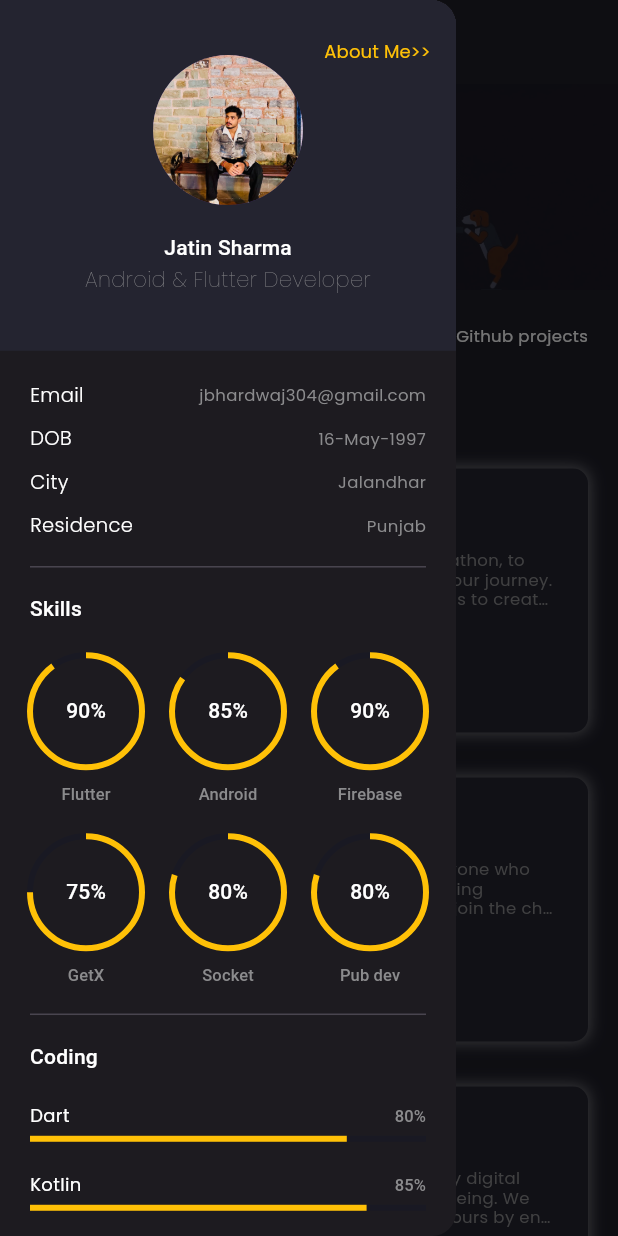
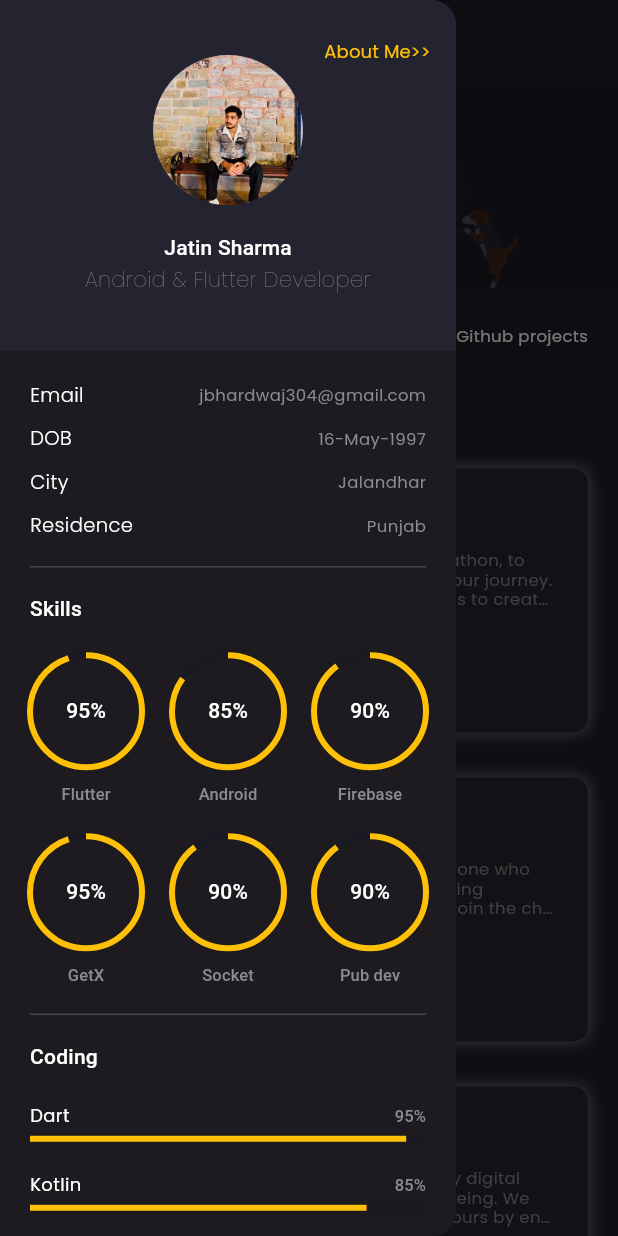
Before and after one commit to sharmajatin1997/portfolio, a Flutter app: the screen it shows after launch, after a tap on the "menu" icon, on a phone screen of 412 x 824 dp. Run offline on Flutter 3.47's test engine with Material 3 defaults, Android fonts, the phone set to English and light mode, and no system bars; drawn by our look-alikes of animated_text_kit; our stand-ins replace flutter_svg, google_fonts.

Commit message:
Image Changes

```diff
--- a/lib/components/home/highlight_info_projects.dart
+++ b/lib/components/home/highlight_info_projects.dart
@@ -9,17 +9,16 @@ class HighLightedInfoProjects extends StatelessWidget {
 
   @override
   Widget build(BuildContext context) {
-    return Column(
+    return const Column(
       children: [
-        const SizedBox(height: defaultPadding),
+        SizedBox(height: defaultPadding),
         Padding(
-            padding: const EdgeInsets.symmetric(horizontal: defaultPadding),
+            padding: EdgeInsets.symmetric(horizontal: defaultPadding),
             child:Row(
               crossAxisAlignment: CrossAxisAlignment.center,
               mainAxisAlignment: MainAxisAlignment.spaceBetween,
-              children: const [
-                HighLightedTextWithCounter(counter:AnimatedCounterText(counter: 10,text: "+"),title: "App live on play store",),
-                // HighLightedTextWithCounter(counter:AnimatedCounterText(counter: 2,text: ""),title: "App live on app store",),
+              children: [
+                HighLightedTextWithCounter(counter:AnimatedCounterText(counter: 10,text: "+"),title: "App live on play store & app store",),
                 HighLightedTextWithCounter(counter:AnimatedCounterText(counter: 50,text: "+"),title: "Github projects",),
               ],
             )
--- a/lib/components/sidemenu.dart
+++ b/lib/components/sidemenu.dart
@@ -40,7 +40,7 @@ class SideMenu extends StatelessWidget {
                 ),
                 const Row(
                   children: [
-                    Expanded(child: AnimatedProgressIndicator(percentage: 0.9,text: "Flutter",)),
+                    Expanded(child: AnimatedProgressIndicator(percentage: 0.95,text: "Flutter",)),
                     SizedBox(width: defaultPadding),
                     Expanded(child: AnimatedProgressIndicator(percentage: 0.85,text: "Android",)),
                     SizedBox(width: defaultPadding),
@@ -50,11 +50,11 @@ class SideMenu extends StatelessWidget {
                 const SizedBox(height: defaultPadding),
                 const Row(
                   children: [
-                    Expanded(child: AnimatedProgressIndicator(percentage: 0.75,text: "GetX",)),
+                    Expanded(child: AnimatedProgressIndicator(percentage: 0.95,text: "GetX",)),
                     SizedBox(width: defaultPadding),
-                    Expanded(child: AnimatedProgressIndicator(percentage: 0.80,text: "Socket",)),
+                    Expanded(child: AnimatedProgressIndicator(percentage: 0.90,text: "Socket",)),
                     SizedBox(width: defaultPadding),
-                    Expanded(child: AnimatedProgressIndicator(percentage: 0.80,text: "Pub dev",)),
+                    Expanded(child: AnimatedProgressIndicator(percentage: 0.90,text: "Pub dev",)),
 
                   ],
                 ),
@@ -72,7 +72,7 @@ class SideMenu extends StatelessWidget {
                 ),
                 const Column(
                   children: [
-                    CodingProgress(text: "Dart",percentage: 0.8),
+                    CodingProgress(text: "Dart",percentage: 0.95),
                     SizedBox(width: defaultPadding),
                     CodingProgress(text: "Kotlin",percentage: 0.85),
                     SizedBox(width: defaultPadding),
@@ -90,11 +90,13 @@ class SideMenu extends StatelessWidget {
                       child: Row(
                         mainAxisAlignment: MainAxisAlignment.start,
                         children: [
-                          Text("Knowledges",style: Theme.of(context).textTheme.titleMedium,),
+                          Text("Knowledge",style: Theme.of(context).textTheme.titleMedium,),
                         ],
                       ),
                     ),
                     const KnowledgeWidget(text: 'Flutter, dart'),
+                    const SizedBox(height: defaultPadding/2,),
+                    const KnowledgeWidget(text: 'Pub Dev Package'),
                     const SizedBox(height: defaultPadding/2,),
                     const KnowledgeWidget(text: 'Google APIS-MAPS'),
                     const SizedBox(height: defaultPadding/2,),
--- a/lib/main.dart
+++ b/lib/main.dart
@@ -2,7 +2,6 @@ import 'package:flutter/material.dart';
 import 'package:google_fonts/google_fonts.dart';
 import 'package:portfolio/constants.dart';
 import 'package:portfolio/screens/home_screen.dart';
-import 'package:portfolio/screens/main_screen.dart';
 
 void main() {
   runApp(const MyApp());
```
Also changed, not shown: lib/components/project/profile_banner.dart (+7 -7 lines), 1 other file.
